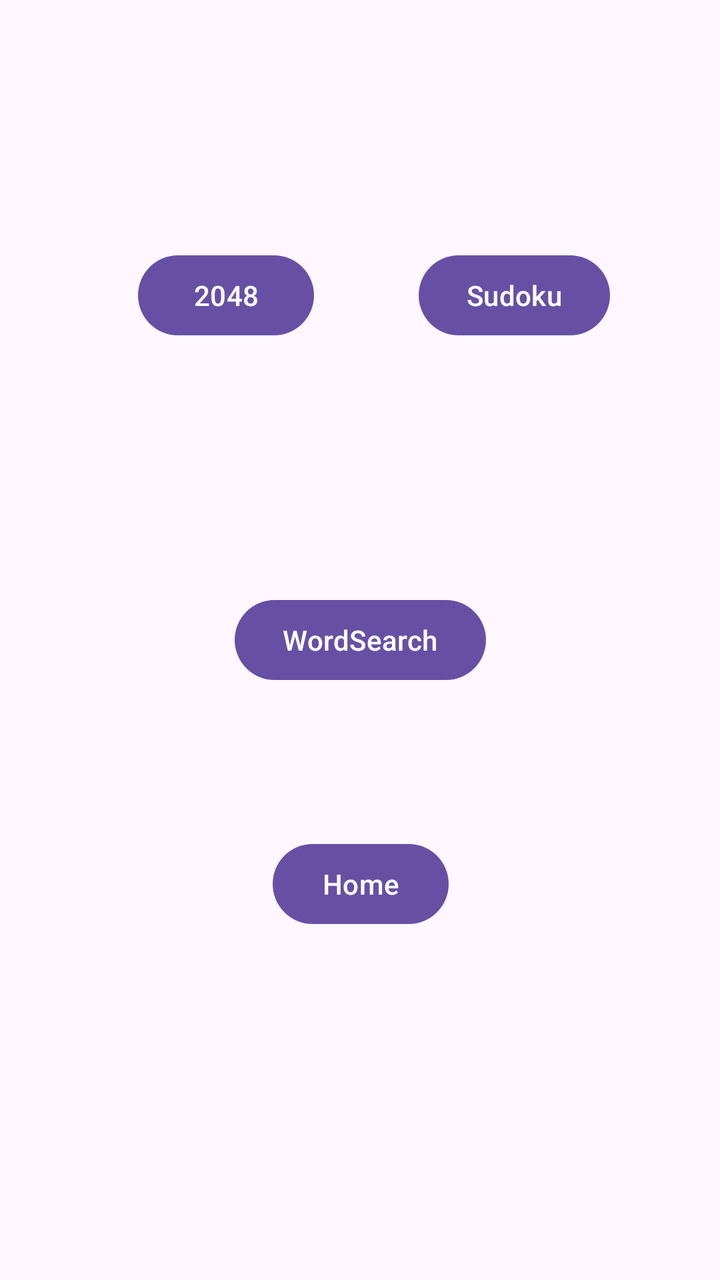
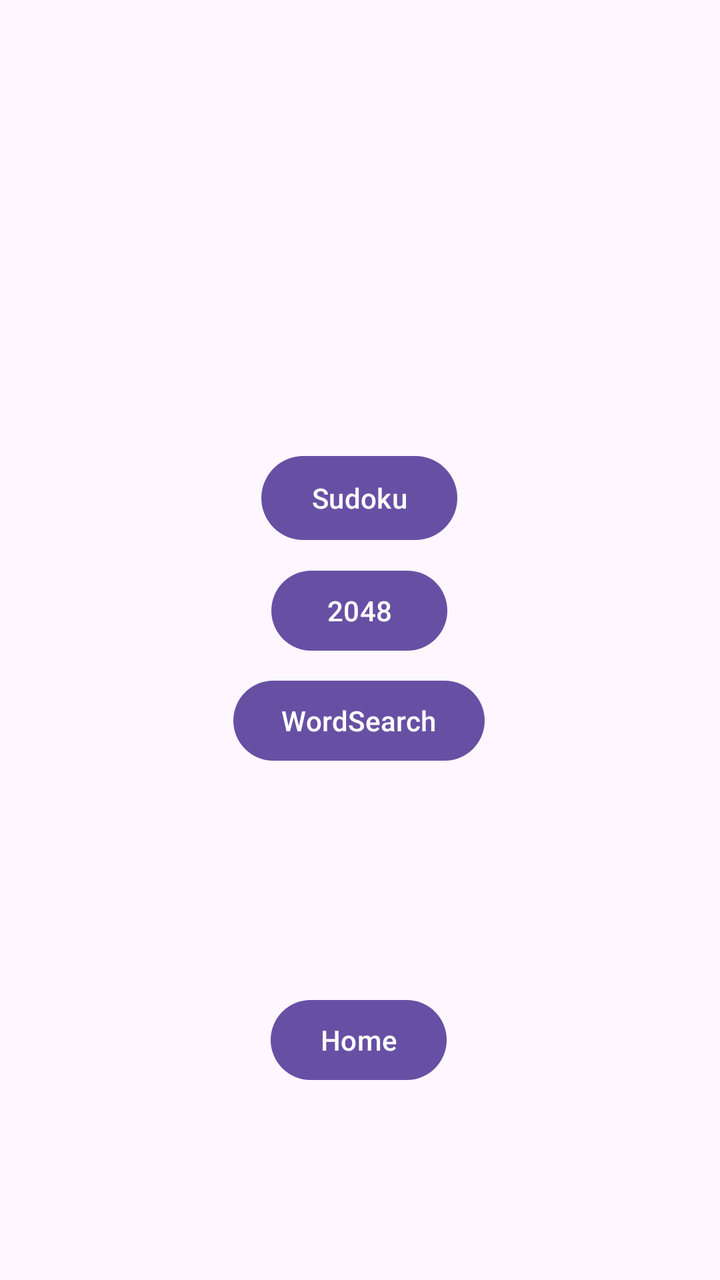

An Android layout rendered at two revisions. The XML below is the earlier revision; the diff shows what the commit changed to produce the second picture.
<!-- AndroidManifest.xml: application theme Theme.AppInterface1 -->
<!-- res/layout/activity_more_games.xml -->
<?xml version="1.0" encoding="utf-8"?>
<androidx.constraintlayout.widget.ConstraintLayout xmlns:android="http://schemas.android.com/apk/res/android"
    xmlns:app="http://schemas.android.com/apk/res-auto"
    xmlns:tools="http://schemas.android.com/tools"
    android:id="@+id/main"
    android:layout_width="match_parent"
    android:layout_height="match_parent"
    tools:context=".MoreGames">

    <Button
        android:id="@+id/Sudoku"
        android:layout_width="wrap_content"
        android:layout_height="wrap_content"
        android:layout_marginEnd="3dp"
        android:onClick="changeActivity"
        android:text="Sudoku"
        app:layout_constraintBaseline_toBaselineOf="@+id/G2048"
        app:layout_constraintEnd_toEndOf="parent"
        app:layout_constraintStart_toEndOf="@+id/G2048" />

    <Button
        android:id="@+id/G2048"
        android:layout_width="wrap_content"
        android:layout_height="wrap_content"
        android:layout_marginStart="17dp"
        android:layout_marginTop="146dp"
        android:layout_marginBottom="147dp"
        android:onClick="changeActivity"
        android:text="2048"
        app:layout_constraintBottom_toTopOf="@+id/WordSearch"
        app:layout_constraintEnd_toStartOf="@+id/Sudoku"
        app:layout_constraintStart_toStartOf="parent"
        app:layout_constraintTop_toTopOf="parent" />

    <Button
        android:id="@+id/WordSearch"
        android:layout_width="wrap_content"
        android:layout_height="wrap_content"
        android:onClick="changeActivity"
        android:text="WordSearch"
        app:layout_constraintBottom_toBottomOf="parent"
        app:layout_constraintEnd_toEndOf="parent"
        app:layout_constraintStart_toStartOf="parent"
        app:layout_constraintTop_toTopOf="parent" />

    <Button
        android:id="@+id/Home"
        android:layout_width="wrap_content"
        android:layout_height="wrap_content"
        android:layout_marginStart="19dp"
        android:layout_marginBottom="174dp"
        android:onClick="changeActivity"
        android:text="Home"
        app:layout_constraintBottom_toBottomOf="parent"
        app:layout_constraintStart_toStartOf="@+id/WordSearch" />

</androidx.constraintlayout.widget.ConstraintLayout>
<!-- resources referenced by this layout -->
<resources>
  <style name="Theme.AppInterface1" parent="Base.Theme.AppInterface1" />
  <style name="Base.Theme.AppInterface1" parent="Theme.Material3.DayNight.NoActionBar">
          
          
      </style>
</resources>

<!-- the commit's change to res/layout/activity_more_games.xml (unified diff, before → after) -->
@@ -9,28 +9,25 @@
 
     <Button
         android:id="@+id/Sudoku"
-        android:layout_width="wrap_content"
-        android:layout_height="wrap_content"
-        android:layout_marginEnd="3dp"
+        android:layout_width="98dp"
+        android:layout_height="50dp"
+        android:layout_marginTop="224dp"
         android:onClick="changeActivity"
         android:text="Sudoku"
-        app:layout_constraintBaseline_toBaselineOf="@+id/G2048"
-        app:layout_constraintEnd_toEndOf="parent"
-        app:layout_constraintStart_toEndOf="@+id/G2048" />
+        app:layout_constraintEnd_toEndOf="@+id/G2048"
+        app:layout_constraintStart_toStartOf="@+id/G2048"
+        app:layout_constraintTop_toTopOf="parent" />
 
     <Button
         android:id="@+id/G2048"
         android:layout_width="wrap_content"
         android:layout_height="wrap_content"
-        android:layout_marginStart="17dp"
-        android:layout_marginTop="146dp"
-        android:layout_marginBottom="147dp"
         android:onClick="changeActivity"
         android:text="2048"
         app:layout_constraintBottom_toTopOf="@+id/WordSearch"
-        app:layout_constraintEnd_toStartOf="@+id/Sudoku"
-        app:layout_constraintStart_toStartOf="parent"
-        app:layout_constraintTop_toTopOf="parent" />
+        app:layout_constraintEnd_toEndOf="@+id/WordSearch"
+        app:layout_constraintStart_toStartOf="@+id/WordSearch"
+        app:layout_constraintTop_toBottomOf="@+id/Sudoku" />
 
     <Button
         android:id="@+id/WordSearch"
@@ -38,20 +35,22 @@
         android:layout_height="wrap_content"
         android:onClick="changeActivity"
         android:text="WordSearch"
-        app:layout_constraintBottom_toBottomOf="parent"
-        app:layout_constraintEnd_toEndOf="parent"
-        app:layout_constraintStart_toStartOf="parent"
-        app:layout_constraintTop_toTopOf="parent" />
+        app:layout_constraintBottom_toTopOf="@+id/Home"
+        app:layout_constraintEnd_toEndOf="@+id/Home"
+        app:layout_constraintStart_toStartOf="@+id/Home"
+        app:layout_constraintTop_toTopOf="parent"
+        app:layout_constraintVertical_bias="0.751" />
 
     <Button
         android:id="@+id/Home"
         android:layout_width="wrap_content"
         android:layout_height="wrap_content"
-        android:layout_marginStart="19dp"
-        android:layout_marginBottom="174dp"
+        android:layout_marginBottom="96dp"
         android:onClick="changeActivity"
         android:text="Home"
         app:layout_constraintBottom_toBottomOf="parent"
-        app:layout_constraintStart_toStartOf="@+id/WordSearch" />
+        app:layout_constraintEnd_toEndOf="parent"
+        app:layout_constraintHorizontal_bias="0.498"
+        app:layout_constraintStart_toStartOf="parent" />
 
 </androidx.constraintlayout.widget.ConstraintLayout>
